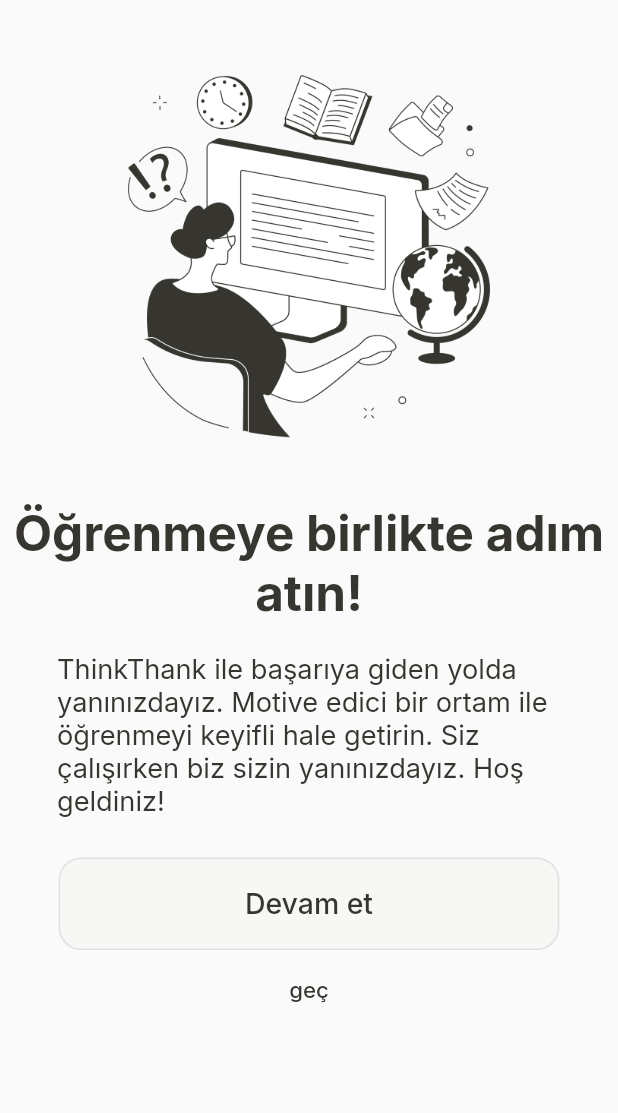
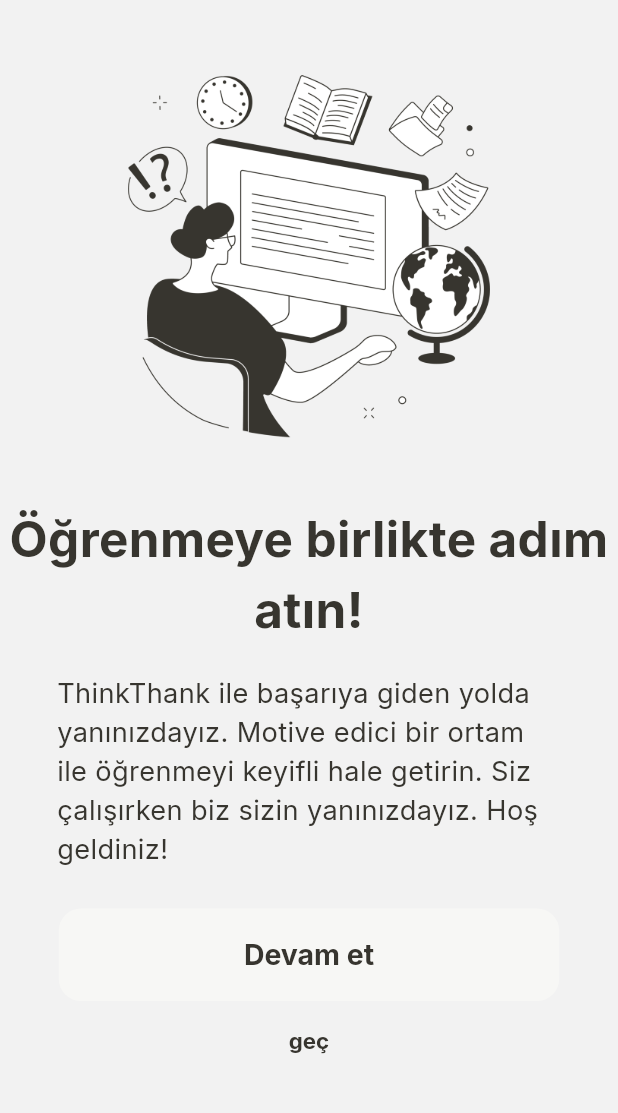
Before and after one commit to selinarslann/F-42-bootcamp, a Flutter app: the screen it shows after launch, on a phone screen of 412 x 824 dp, the part 75-1188 px from its top. Run offline on Flutter 3.47's test engine with Material 2 defaults, Android fonts, the phone set to English and light mode, and no system bars; our stand-ins replace google_fonts, shared_preferences.

Commit message:
14 june 22:48

```diff
--- a/lib/main.dart
+++ b/lib/main.dart
@@ -1,9 +1,15 @@
 import 'package:flutter/material.dart';
-import 'package:thinktank/pages/home_page.dart';
+import 'package:provider/provider.dart';
+
 import 'package:thinktank/pages/splashPages/splash_page_1.dart';
+import 'package:thinktank/providers/theme.dart';
+import 'package:thinktank/theme/dark_theme.dart';
+import 'package:thinktank/theme/light_theme.dart';
 
 void main() {
-  runApp(const MainApp());
+  runApp(MultiProvider(providers: [
+    ChangeNotifierProvider(create: (context) => ThemeChange()),
+  ], child: const MainApp()));
 }
 
 class MainApp extends StatelessWidget {
@@ -11,8 +17,11 @@ class MainApp extends StatelessWidget {
 
   @override
   Widget build(BuildContext context) {
-    return const MaterialApp(
-        debugShowCheckedModeBanner: false, home: SplashPageOne());
+    return MaterialApp(
+        debugShowCheckedModeBanner: false,
+        theme: context.watch<ThemeChange>().getTheme ?? lightTheme,
+        darkTheme: context.watch<ThemeChange>().getTheme ?? darkTheme,
+        home: const SplashPageOne());
   }
 }
 
--- a/lib/pages/splashPages/splash_page_1.dart
+++ b/lib/pages/splashPages/splash_page_1.dart
@@ -1,5 +1,6 @@
 import 'package:flutter/material.dart';
 import 'package:google_fonts/google_fonts.dart';
+import 'package:thinktank/pages/home_page.dart';
 import 'package:thinktank/pages/splashPages/splash_page_2.dart';
 import 'package:thinktank/pages/splashPages/splash_page_3.dart';
 
@@ -27,8 +28,11 @@ class SplashPageOne extends StatelessWidget {
       body: Center(
         child: Column(
           children: [
-            Image.asset('assets/images/image_1.png',
-                height: mHeight * 0.4, width: mWidth * 0.9),
+            Theme.of(context).brightness == Brightness.dark
+                ? Image.asset('assets/images/mangreen.jpg',
+                    height: mHeight * 0.4, width: mWidth * 0.9)
+                : Image.asset('assets/images/image_1.png',
+                    height: mHeight * 0.4, width: mWidth * 0.9),
             Text(
               'Öğrenmeye birlikte adım atın!',
               textAlign: TextAlign.center,
@@ -96,7 +100,8 @@ class SplashPageOne extends StatelessWidget {
                 Navigator.push(
                   context,
                   MaterialPageRoute(
-                      builder: (context) => const SplashPageTree()),
+                      // ! SplashPageTree OLACAK!
+                      builder: (context) => const HomePage()),
                 );
               },
               child: Text(
--- /dev/null
+++ b/lib/providers/theme.dart
@@ -0,0 +1,26 @@
+// ignore_for_file: avoid_setters_without_getters
+
+import 'package:flutter/material.dart';
+
+import '../theme/dark_theme.dart';
+import '../theme/light_theme.dart';
+
+class ThemeChange with ChangeNotifier {
+  ThemeData themeDark = darkTheme;
+  ThemeData themeLight = lightTheme;
+  ThemeData? _theme;
+
+  void setThemeAuto() {
+    _theme = null;
+    notifyListeners();
+  }
+
+  ThemeData? get getTheme {
+    return _theme;
+  }
+
+  set changeTheme(ThemeData theme) {
+    _theme = theme;
+    notifyListeners();
+  }
+}
--- /dev/null
+++ b/lib/theme/dark_theme.dart
@@ -0,0 +1,72 @@
+import 'package:flutter/material.dart';
+import 'package:google_fonts/google_fonts.dart';
+
+ThemeData darkTheme = ThemeData(
+  fontFamily: 'Rubik',
+  useMaterial3: true,
+  colorScheme: const ColorScheme(
+    brightness: Brightness.dark,
+    //Buttons Text and userInteractive
+    primary: Color.fromARGB(255, 238, 238, 238),
+    onPrimary: Color.fromARGB(255, 166, 166, 166),
+    secondary: Color.fromARGB(255, 166, 166, 166),
+    onSecondary: Color.fromARGB(255, 166, 166, 166),
+    error: Color.fromARGB(255, 255, 28, 28),
+    onError: Color.fromARGB(255, 255, 49, 49),
+    //Scaffold Background
+    background: Color(0xFF393E46),
+    onBackground: Color.fromARGB(255, 166, 166, 166),
+    //Appbar Color and Cards
+    surface: Color(0xFF222831),
+    onSurface: Colors.white70,
+    //Card Text
+    tertiary: Color.fromARGB(255, 159, 159, 159),
+    onTertiary: Color.fromARGB(255, 166, 166, 166),
+  ),
+  //Text
+  cardTheme: CardTheme(
+    elevation: 5,
+    surfaceTintColor: Colors.transparent,
+    shape: RoundedRectangleBorder(borderRadius: BorderRadius.circular(5)),
+  ),
+  elevatedButtonTheme: ElevatedButtonThemeData(
+    style: ElevatedButton.styleFrom(
+      textStyle: const TextStyle(fontWeight: FontWeight.bold),
+      foregroundColor: const Color.fromARGB(255, 238, 238, 238),
+      surfaceTintColor: Colors.transparent,
+      backgroundColor: const Color.fromARGB(255, 214, 90, 49),
+      disabledBackgroundColor: const Color.fromARGB(255, 214, 90, 49),
+      disabledForegroundColor: const Color.fromARGB(255, 238, 238, 238),
+      side: BorderSide.none,
+      shape: RoundedRectangleBorder(
+        borderRadius: BorderRadius.circular(2),
+      ),
+    ),
+  ),
+  textButtonTheme: TextButtonThemeData(
+    style: ElevatedButton.styleFrom(
+      textStyle: const TextStyle(fontWeight: FontWeight.bold),
+      side: BorderSide.none,
+      shape: RoundedRectangleBorder(
+        borderRadius: BorderRadius.circular(2),
+      ),
+    ),
+  ),
+  iconButtonTheme: IconButtonThemeData(
+    style: IconButton.styleFrom(
+      foregroundColor: const Color.fromARGB(255, 210, 210, 210),
+    ),
+  ),
+  appBarTheme: AppBarTheme(
+    titleTextStyle: GoogleFonts.aBeeZee(
+      textStyle: const TextStyle(
+        fontWeight: FontWeight.bold,
+        fontSize: 15,
+        color: Color.fromARGB(255, 210, 210, 210),
+      ),
+    ),
+    elevation: 2,
+    surfaceTintColor: Colors.transparent,
+    shadowColor: Colors.black,
+  ),
+);
--- /dev/null
+++ b/lib/theme/light_theme.dart
@@ -0,0 +1,72 @@
+import 'package:flutter/material.dart';
+import 'package:google_fonts/google_fonts.dart';
+
+ThemeData lightTheme = ThemeData(
+  fontFamily: 'Rubik',
+  useMaterial3: true,
+  colorScheme: const ColorScheme(
+    brightness: Brightness.light,
+    //Main Text
+    primary: Color.fromARGB(255, 0, 0, 0),
+    //Buttons Text and userInteractive
+    onPrimary: Color.fromARGB(255, 2, 34, 128),
+    secondary: Color.fromARGB(255, 255, 255, 255),
+    onSecondary: Color.fromARGB(255, 255, 255, 255),
+    error: Colors.red,
+    onError: Colors.redAccent,
+    background: Color.fromARGB(255, 242, 242, 242),
+    //Scaffold Background
+    onBackground: Colors.white,
+    //Scaffold Color and Cards
+    surface: Color.fromARGB(255, 242, 242, 242),
+    onSurface: Color.fromARGB(255, 0, 0, 0),
+    //
+    tertiary: Color.fromARGB(255, 255, 255, 255),
+    onTertiary: Color.fromARGB(255, 255, 255, 255),
+  ),
+  cardTheme: CardTheme(
+    elevation: 5,
+    surfaceTintColor: Colors.transparent,
+    shape: RoundedRectangleBorder(borderRadius: BorderRadius.circular(5)),
+  ),
+  elevatedButtonTheme: ElevatedButtonThemeData(
+    style: ElevatedButton.styleFrom(
+      textStyle: const TextStyle(fontWeight: FontWeight.bold),
+      backgroundColor: const Color.fromARGB(255, 73, 84, 100),
+      surfaceTintColor: Colors.transparent,
+      foregroundColor: Colors.white,
+      disabledBackgroundColor: const Color(0xFF495464),
+      disabledForegroundColor: const Color.fromARGB(255, 255, 255, 255),
+      side: BorderSide.none,
+      shape: RoundedRectangleBorder(
+        borderRadius: BorderRadius.circular(2),
+      ),
+    ),
+  ),
+  textButtonTheme: TextButtonThemeData(
+    style: ElevatedButton.styleFrom(
+      textStyle: const TextStyle(fontWeight: FontWeight.bold),
+      side: BorderSide.none,
+      shape: RoundedRectangleBorder(
+        borderRadius: BorderRadius.circular(2),
+      ),
+    ),
+  ),
+  iconButtonTheme: IconButtonThemeData(
+    style: IconButton.styleFrom(
+      foregroundColor: const Color.fromARGB(255, 87, 92, 107),
+    ),
+  ),
+  appBarTheme: AppBarTheme(
+    titleTextStyle: GoogleFonts.aBeeZee(
+      textStyle: const TextStyle(
+        color: Colors.black,
+        fontWeight: FontWeight.bold,
+        fontSize: 15,
+      ),
+    ),
+    elevation: 2,
+    surfaceTintColor: Colors.transparent,
+    shadowColor: Colors.black,
+  ),
+);
--- a/pubspec.yaml
+++ b/pubspec.yaml
@@ -37,6 +37,7 @@ dependencies:
   cupertino_icons: ^1.0.2
   provider: ^6.0.5
   google_fonts: ^4.0.4
+  shared_preferences: ^2.1.2
 
 dev_dependencies:
   flutter_test:
@@ -63,6 +64,7 @@ flutter:
   # To add assets to your application, add an assets section, like this:
   assets:
     - assets/images/image_1.png
+    - assets/images/mangreen.jpg
 
 
   # An image asset can refer to one or more resolution-specific "variants", see
```
Also changed, not shown: lib/pages/components/main_elevatedbutton.dart (added, +48 -0 lines), lib/pages/home_page.dart (+38 -5 lines), lib/theme/theme_service.dart (added, +36 -0 lines), assets/images/mangreen.jpg (added), pubspec.lock, 2 other files.
